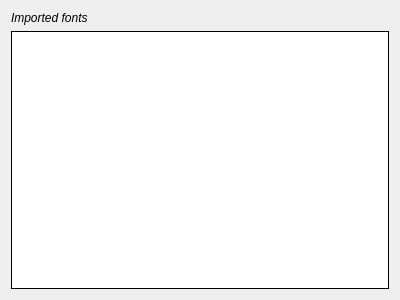
The window that src/importedfonts.ui (fontmatrix/fontmatrix) describes before a commit, drawn with Qt 5.
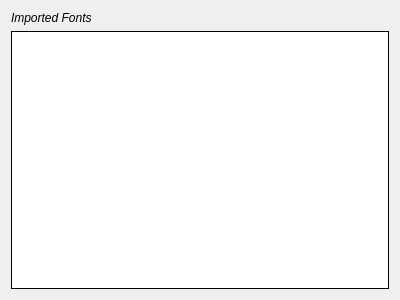
The same window after the commit.

```diff
--- a/src/importedfonts.ui
+++ b/src/importedfonts.ui
@@ -23,7 +23,7 @@
         </font>
        </property>
        <property name="text" >
-        <string>Imported fonts</string>
+        <string>Imported Fonts</string>
        </property>
       </widget>
      </item>
```
